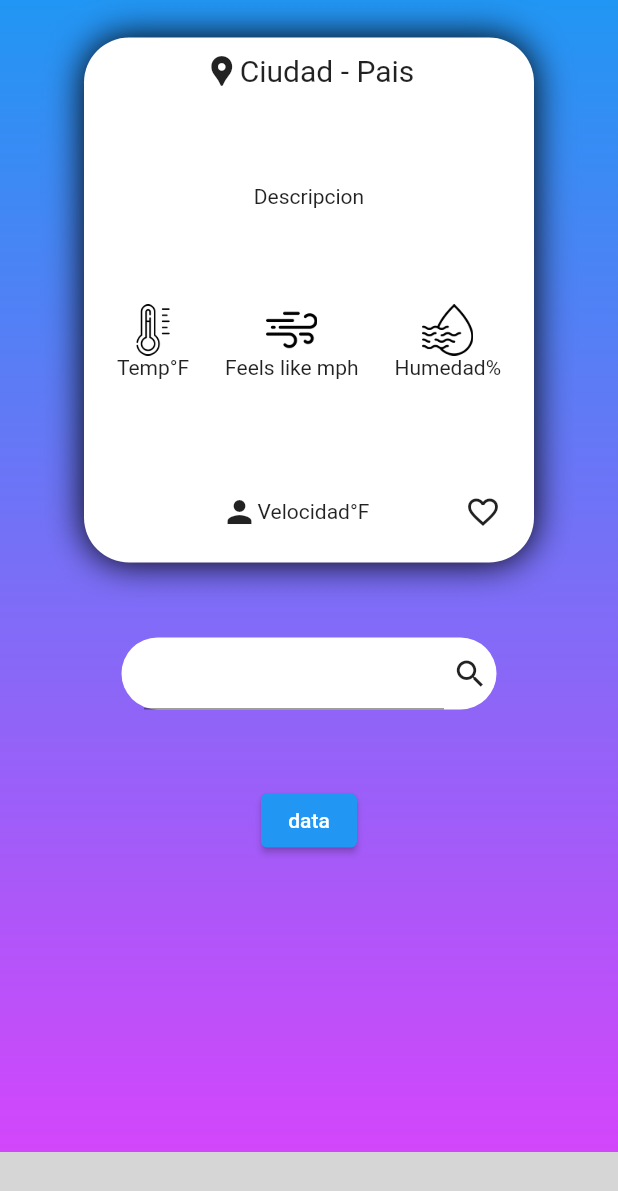
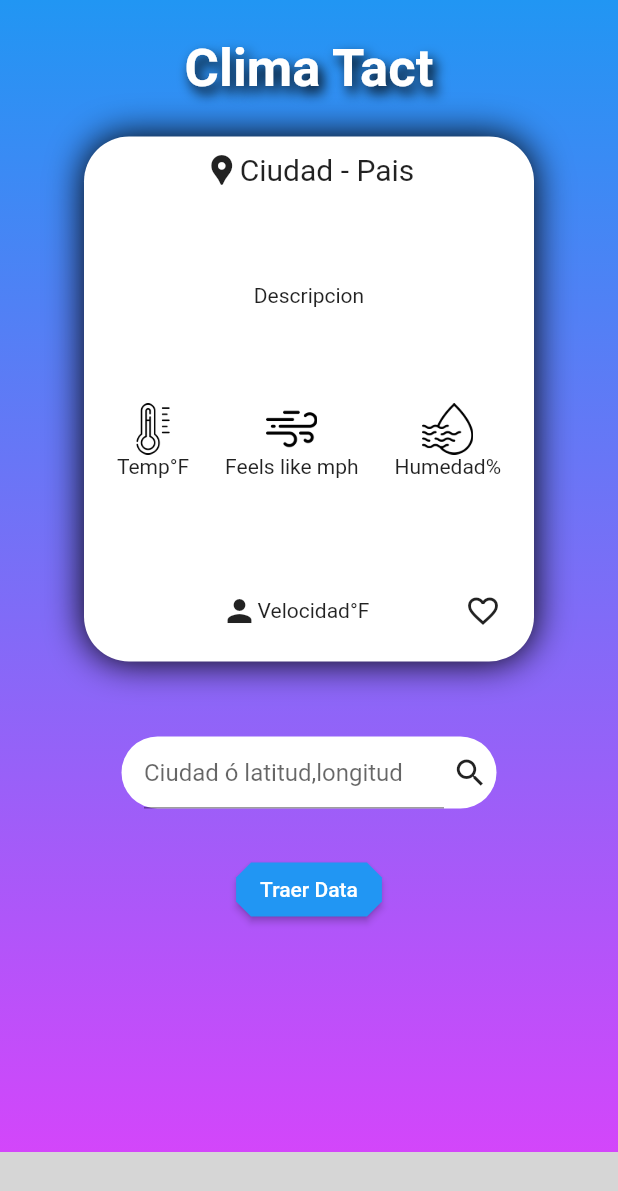
Before and after one commit to Alejoles/Parcial2Movil, a Flutter app: the screen it shows after launch, on a phone screen of 412 x 824 dp. Shown: the top 1191 px of the screen. Run offline on Flutter 3.47's test engine with Material 2 defaults, Android fonts, the phone set to English and light mode, and no system bars; our stand-ins replace get, google_fonts, hive, hive_flutter, loggy, stylish_bottom_bar; accounts and stored records are empty; grey boxes are pictures that could not be loaded.

Commit message:
finished 2.0

```diff
--- a/lib/ui/pages/home_page.dart
+++ b/lib/ui/pages/home_page.dart
@@ -1,6 +1,7 @@
 import 'package:flutter/cupertino.dart';
 import 'package:flutter/material.dart';
 import 'package:flutter/painting.dart';
+import 'package:flutter/rendering.dart';
 import 'package:get/get.dart';
 import 'package:parcial2movil/controllers/home_controller.dart';
 
@@ -27,6 +28,21 @@ class HomePage extends GetView<HomeController> {
           child: SafeArea(
             child: Column(
               children: [
+                const SizedBox(height: 25),
+                const Text(
+                  "Clima Tact",
+                  style: TextStyle(
+                      color: Colors.white,
+                      fontSize: 35,
+                      fontWeight: FontWeight.bold,
+                      shadows: <Shadow>[
+                        Shadow(
+                          offset: Offset(3.0, 5.0),
+                          blurRadius: 10.0,
+                          color: Color.fromARGB(255, 0, 0, 0),
+                        )
+                      ]),
+                ),
                 const SizedBox(height: 25),
                 Container(
                   width: 300,
@@ -125,6 +141,8 @@ class HomePage extends GetView<HomeController> {
                       Container(
                         child: TextField(
                           controller: ciudadInput,
+                          decoration: const InputDecoration(
+                              hintText: "Ciudad ó latitud,longitud"),
                         ),
                         width: 200,
                       ),
@@ -136,15 +154,20 @@ class HomePage extends GetView<HomeController> {
                   ),
                 ),
                 const SizedBox(
-                  height: 50,
+                  height: 30,
                 ),
                 ElevatedButton(
-                    onPressed: () {
-                      controller.prueba1(ciudadInput.text);
-                      controller.favoriteIcon(true); //TODO: user choice
-                      iconChange = true;
-                    },
-                    child: Text("data"))
+                  onPressed: () {
+                    controller.prueba1(ciudadInput.text);
+                    controller.favoriteIcon(true); //TODO: user choice
+                    iconChange = true;
+                  },
+                  child: Text("Traer Data"),
+                  style: ElevatedButton.styleFrom(
+                      primary: Colors.blueAccent[600],
+                      shape: const BeveledRectangleBorder(
+                          borderRadius: BorderRadius.all(Radius.circular(10)))),
+                )
               ],
             ),
           ),
```
Also changed, not shown: lib/data/remote/weather_client.dart (+34 -2 lines).
